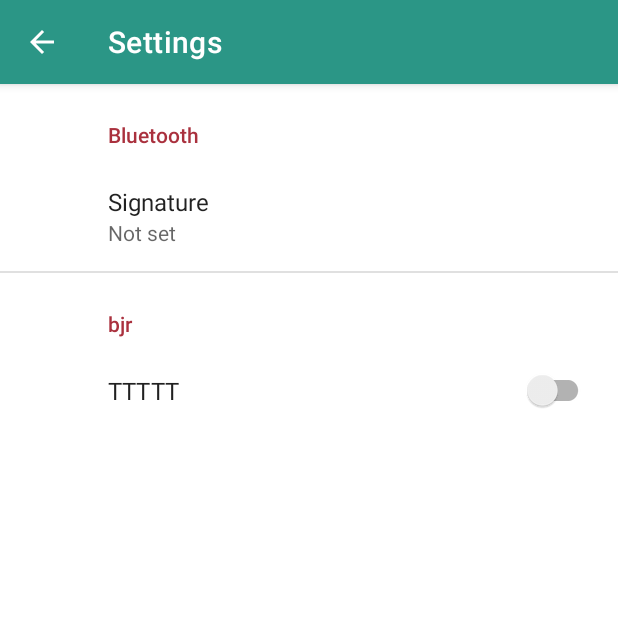
After one commit to Alexinfos/steel-drum-remote, an Android app: the SettingsActivity screen opened directly, with no data from a screen before it, on a phone screen of 412 x 824 dp, the top half of it. The commit adds this screen. Run offline under Robolectric (Android 15) with nearby library versions, the phone set to English and light mode, and no system bars; our stand-ins replace androidx.preference.

Commit message:
feat: Theme tweaks & start working on SettingsActivity

```diff
--- a/app/build.gradle.kts
+++ b/app/build.gradle.kts
@@ -44,4 +44,5 @@ dependencies {
     implementation(libs.androidx.lifecycle.runtime.ktx)
     implementation(libs.androidx.activity)
     implementation(libs.androidx.constraintlayout)
+    implementation(libs.androidx.preference)
 }
--- a/app/src/main/java/fr/alexisbn/steeldrumremote/DeviceSelectActivity.kt
+++ b/app/src/main/java/fr/alexisbn/steeldrumremote/DeviceSelectActivity.kt
@@ -55,7 +55,7 @@ class DeviceSelectActivity : AppCompatActivity() {
 
     private fun onDeviceDiscovered(device: BluetoothDevice) {
         Log.d("DISCOVERY", "Found : ${device.name} - ${device.address}")
-        if (results.none { it.address == device.address }) {
+        if (results.none { it.address == device.address } && device.name != null) {
             results.add(device)
             viewAdapter.notifyItemInserted(results.size - 1)
             Log.d("DISCOVERY", "Adding device ${device.address}")
--- /dev/null
+++ b/app/src/main/java/fr/alexisbn/steeldrumremote/SettingsActivity.kt
@@ -0,0 +1,26 @@
+package fr.alexisbn.steeldrumremote
+
+import android.os.Bundle
+import androidx.appcompat.app.AppCompatActivity
+import androidx.preference.PreferenceFragmentCompat
+
+class SettingsActivity : AppCompatActivity() {
+
+    override fun onCreate(savedInstanceState: Bundle?) {
+        super.onCreate(savedInstanceState)
+        setContentView(R.layout.settings_activity)
+        if (savedInstanceState == null) {
+            supportFragmentManager
+                .beginTransaction()
+                .replace(R.id.settings, SettingsFragment())
+                .commit()
+        }
+        supportActionBar?.setDisplayHomeAsUpEnabled(true)
+    }
+
+    class SettingsFragment : PreferenceFragmentCompat() {
+        override fun onCreatePreferences(savedInstanceState: Bundle?, rootKey: String?) {
+            setPreferencesFromResource(R.xml.root_preferences, rootKey)
+        }
+    }
+}
--- /dev/null
+++ b/app/src/main/res/drawable/circle.xml
@@ -0,0 +1,5 @@
+<vector xmlns:android="http://schemas.android.com/apk/res/android" android:height="24dp" android:viewportHeight="69.448" android:viewportWidth="69.448" android:width="24dp">
+
+    <path android:fillColor="#000000" android:pathData="M34.724,34.724m-34.724,0a34.724,34.724 0,1 1,69.448 0a34.724,34.724 0,1 1,-69.448 0" android:strokeColor="#00000000" android:strokeLineCap="round" android:strokeWidth="2"/>
+
+</vector>
--- /dev/null
+++ b/app/src/main/res/layout/settings_activity.xml
@@ -0,0 +1,9 @@
+<LinearLayout xmlns:android="http://schemas.android.com/apk/res/android"
+    android:layout_width="match_parent"
+    android:layout_height="match_parent">
+
+    <FrameLayout
+        android:id="@+id/settings"
+        android:layout_width="match_parent"
+        android:layout_height="match_parent" />
+</LinearLayout>
--- a/app/src/main/res/values-night/colors.xml
+++ b/app/src/main/res/values-night/colors.xml
@@ -3,11 +3,11 @@
     <color name="textPrimary">#FFFFFF</color>
     <color name="textSecondary">#BBBBBB</color>
 
-    <color name="colorPrimaryLight">#FF8133</color>
-    <color name="colorPrimary">#FF6200</color>
-    <color name="colorPrimaryDark">#E05600</color>
-    <color name="colorAccent">#3f5381</color>
-    <color name="colorAccentDark">#2f4858</color>
+    <color name="colorPrimaryLight">#59b6aa</color>
+    <color name="colorPrimary">#2b9686</color>
+    <color name="colorPrimaryDark">#23796a</color>
+    <color name="colorAccent">#aa313e</color>
+    <color name="colorAccentDark">#732236</color>
 
     <color name="black">#FF000000</color>
     <color name="white">#FFFFFFFF</color>
--- a/app/src/main/res/values-night/themes.xml
+++ b/app/src/main/res/values-night/themes.xml
@@ -13,4 +13,18 @@
         <item name="android:statusBarColor">?attr/colorPrimaryVariant</item>
         <!-- Customize your theme here. -->
     </style>
+
+    <style name="Theme.SteelDrumRemote.NoActionBar" parent="Theme.MaterialComponents.DayNight.NoActionBar">
+        <!-- Primary brand color. -->
+        <item name="colorPrimary">@color/colorPrimaryLight</item>
+        <item name="colorPrimaryVariant">@color/colorPrimaryDark</item>
+        <item name="colorOnPrimary">@color/black</item>
+        <!-- Secondary brand color. -->
+        <item name="colorSecondary">@color/colorAccent</item>
+        <item name="colorSecondaryVariant">@color/colorAccentDark</item>
+        <item name="colorOnSecondary">@color/black</item>
+        <!-- Status bar color. -->
+        <item name="android:statusBarColor">?attr/colorPrimaryVariant</item>
+        <!-- Customize your theme here. -->
+    </style>
 </resources>
--- a/app/src/main/res/values/colors.xml
+++ b/app/src/main/res/values/colors.xml
@@ -3,11 +3,11 @@
     <color name="textPrimary">#3C4043</color>
     <color name="textSecondary">#BBBBBB</color>
 
-    <color name="colorPrimaryLight">#FF8133</color>
-    <color name="colorPrimary">#FF6200</color>
-    <color name="colorPrimaryDark">#E05600</color>
-    <color name="colorAccent">#3f5381</color>
-    <color name="colorAccentDark">#2f4858</color>
+    <color name="colorPrimaryLight">#59b6aa</color>
+    <color name="colorPrimary">#2b9686</color>
+    <color name="colorPrimaryDark">#23796a</color>
+    <color name="colorAccent">#aa313e</color>
+    <color name="colorAccentDark">#732236</color>
 
     <color name="black">#FF000000</color>
     <color name="white">#FFFFFFFF</color>
--- a/app/src/main/res/values/strings.xml
+++ b/app/src/main/res/values/strings.xml
@@ -6,4 +6,6 @@
     <string name="loading">Loading...</string>
     <string name="scan_in_progress">Scanning for devices...</string>
     <string name="title_activity_remote">Remote</string>
+    <string name="title_activity_settings">Settings</string>
+    <string name="settings">Settings</string>
 </resources>
--- a/app/src/main/res/values/themes.xml
+++ b/app/src/main/res/values/themes.xml
@@ -13,4 +13,18 @@
         <item name="android:statusBarColor">?attr/colorPrimaryVariant</item>
         <!-- Customize your theme here. -->
     </style>
+
+    <style name="Theme.SteelDrumRemote.NoActionBar" parent="Theme.MaterialComponents.DayNight.NoActionBar">
+        <!-- Primary brand color. -->
+        <item name="colorPrimary">@color/colorPrimary</item>
+        <item name="colorPrimaryVariant">@color/colorPrimaryDark</item>
+        <item name="colorOnPrimary">@color/white</item>
+        <!-- Secondary brand color. -->
+        <item name="colorSecondary">@color/colorAccent</item>
+        <item name="colorSecondaryVariant">@color/colorAccentDark</item>
+        <item name="colorOnSecondary">@color/black</item>
+        <!-- Status bar color. -->
+        <item name="android:statusBarColor">?attr/colorPrimaryVariant</item>
+        <!-- Customize your theme here. -->
+    </style>
 </resources>
--- /dev/null
+++ b/app/src/main/res/xml/root_preferences.xml
@@ -0,0 +1,20 @@
+<PreferenceScreen xmlns:app="http://schemas.android.com/apk/res-auto">
+
+    <PreferenceCategory app:title="Bluetooth">
+
+        <EditTextPreference
+            app:key="signature"
+            app:title="Signature"
+            app:useSimpleSummaryProvider="true" />
+
+    </PreferenceCategory>
+
+    <PreferenceCategory app:title="bjr">
+
+        <SwitchPreferenceCompat
+            app:key="sync"
+            app:title="TTTTT" />
+
+    </PreferenceCategory>
+
+</PreferenceScreen>
--- a/gradle/libs.versions.toml
+++ b/gradle/libs.versions.toml
@@ -12,6 +12,7 @@ activityCompose = "1.10.1"
 composeBom = "2024.04.01"
 activity = "1.10.1"
 constraintlayout = "2.1.4"
+preference = "1.2.0"
 
 [libraries]
 androidx-core-ktx = { group = "androidx.core", name = "core-ktx", version.ref = "coreKtx" }
@@ -32,6 +33,7 @@ androidx-ui-test-junit4 = { group = "androidx.compose.ui", name = "ui-test-junit
 androidx-material3 = { group = "androidx.compose.material3", name = "material3" }
 androidx-activity = { group = "androidx.activity", name = "activity", version.ref = "activity" }
 androidx-constraintlayout = { group = "androidx.constraintlayout", name = "constraintlayout", version.ref = "constraintlayout" }
+androidx-preference = { group = "androidx.preference", name = "preference", version.ref = "preference" }
 
 [plugins]
 android-application = { id = "com.android.application", version.ref = "agp" }
```
Also changed, not shown: app/src/main/AndroidManifest.xml (+6 -2 lines), app/src/main/java/fr/alexisbn/steeldrumremote/MainActivity.kt (+8 -0 lines), app/src/main/res/layout/activity_main.xml (+62 -1 lines), app/src/main/res/layout/activity_remote.xml (+8 -8 lines), 1 other file.
